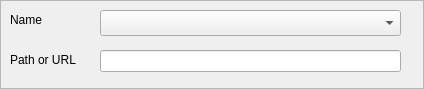
The window that tao/remote_selection_frame.ui (c3d/tao3D) describes before a commit, drawn with Qt 5.
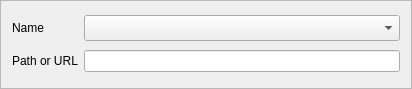
The same window after the commit.

Commit message:
Add layouts to all dialog boxes of "Share" menu. Fix clone bug. Refs #286, #284.
Fixes clone bug: project cloned in invalid location (likely a
regression of commit:bbca371).

```diff
--- a/tao/remote_selection_frame.ui
+++ b/tao/remote_selection_frame.ui
@@ -9,7 +9,7 @@
    <rect>
     <x>0</x>
     <y>0</y>
-    <width>424</width>
+    <width>412</width>
     <height>89</height>
    </rect>
   </property>
@@ -22,28 +22,16 @@
   <property name="frameShadow">
    <enum>QFrame::Raised</enum>
   </property>
+  <layout class="QGridLayout" name="gridLayout">
+   <item row="0" column="0">
   <widget class="QLabel" name="nameLabel">
-   <property name="geometry">
-    <rect>
-     <x>10</x>
-     <y>10</y>
-     <width>37</width>
-     <height>20</height>
-    </rect>
-   </property>
    <property name="text">
     <string>Name</string>
    </property>
   </widget>
+   </item>
+   <item row="0" column="1">
   <widget class="QComboBox" name="nameCombo">
-   <property name="geometry">
-    <rect>
-     <x>100</x>
-     <y>10</y>
-     <width>301</width>
-     <height>26</height>
-    </rect>
-   </property>
    <property name="minimumSize">
     <size>
      <width>251</width>
@@ -51,29 +39,18 @@
     </size>
    </property>
   </widget>
-  <widget class="QLineEdit" name="urlEdit">
-   <property name="geometry">
-    <rect>
-     <x>100</x>
-     <y>50</y>
-     <width>301</width>
-     <height>22</height>
-    </rect>
-   </property>
-  </widget>
+   </item>
+   <item row="1" column="0">
   <widget class="QLabel" name="urlLabel">
-   <property name="geometry">
-    <rect>
-     <x>10</x>
-     <y>50</y>
-     <width>81</width>
-     <height>20</height>
-    </rect>
-   </property>
    <property name="text">
     <string>Path or URL</string>
    </property>
   </widget>
+   </item>
+   <item row="1" column="1">
+    <widget class="QLineEdit" name="urlEdit"/>
+   </item>
+  </layout>
  </widget>
  <resources/>
  <connections/>
```
Lines whose indentation alone changed are shown as unchanged. The commit also changes 11 other files.
